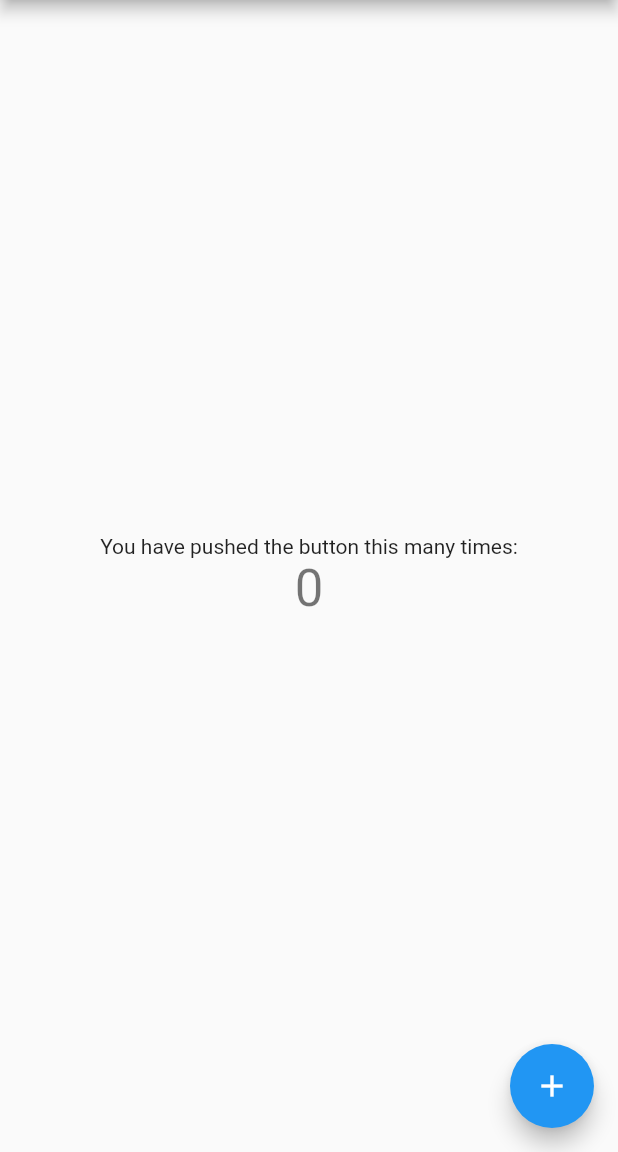
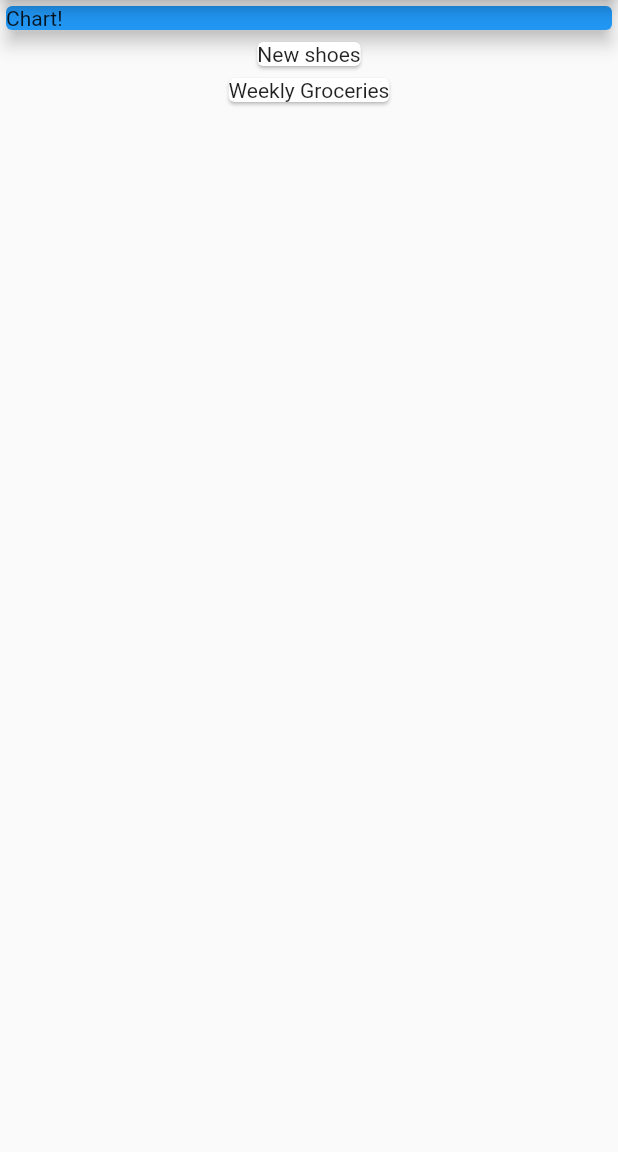
Before and after one commit to payafterwork/Expense-Earning-Tracker-App-for-Android-iOS-both-in-single-codebase-built-with-Flutter-Dart, a Flutter app: the screen it shows after launch, on a phone screen of 412 x 824 dp, the part 84-1236 px from its top. Run offline on Flutter 3.47's test engine with Material 2 defaults, Android fonts, the phone set to English and light mode, and no system bars.

```diff
--- a/lib/main.dart
+++ b/lib/main.dart
@@ -1,23 +1,14 @@
+import 'package:expense/transaction.dart';
 import 'package:flutter/material.dart';
-
+import './transaction.dart';
 void main() => runApp(MyApp());
 
 class MyApp extends StatelessWidget {
-  // This widget is the root of your application.
   @override
   Widget build(BuildContext context) {
     return MaterialApp(
       title: 'Flutter Demo',
       theme: ThemeData(
-        // This is the theme of your application.
-        //
-        // Try running your application with "flutter run". You'll see the
-        // application has a blue toolbar. Then, without quitting the app, try
-        // changing the primarySwatch below to Colors.green and then invoke
-        // "hot reload" (press "r" in the console where you ran "flutter run",
-        // or simply save your changes to "hot reload" in a Flutter IDE).
-        // Notice that the counter didn't reset back to zero; the application
-        // is not restarted.
         primarySwatch: Colors.blue,
       ),
       home: MyHomePage(title: 'Flutter Demo Home Page'),
@@ -28,15 +19,6 @@ class MyApp extends StatelessWidget {
 class MyHomePage extends StatefulWidget {
   MyHomePage({Key key, this.title}) : super(key: key);
 
-  // This widget is the home page of your application. It is stateful, meaning
-  // that it has a State object (defined below) that contains fields that affect
-  // how it looks.
-
-  // This class is the configuration for the state. It holds the values (in this
-  // case the title) provided by the parent (in this case the App widget) and
-  // used by the build method of the State. Fields in a Widget subclass are
-  // always marked "final".
-
   final String title;
 
   @override
@@ -44,68 +26,53 @@ class MyHomePage extends StatefulWidget {
 }
 
 class _MyHomePageState extends State<MyHomePage> {
-  int _counter = 0;
+  final List<Transaction> transactions = [
+    Transaction(
+      id:'t1',
+      title: 'New shoes',
+      amount: 69.99,
+      date: DateTime.now()
+    ),
+    Transaction(
+      id:'t2',
+      title: 'Weekly Groceries',
+      amount: 16.99,
+      date: DateTime.now()
+    ),
 
-  void _incrementCounter() {
-    setState(() {
-      // This call to setState tells the Flutter framework that something has
-      // changed in this State, which causes it to rerun the build method below
-      // so that the display can reflect the updated values. If we changed
-      // _counter without calling setState(), then the build method would not be
-      // called again, and so nothing would appear to happen.
-      _counter++;
-    });
-  }
-
+  ];
   @override
   Widget build(BuildContext context) {
-    // This method is rerun every time setState is called, for instance as done
-    // by the _incrementCounter method above.
-    //
-    // The Flutter framework has been optimized to make rerunning build methods
-    // fast, so that you can just rebuild anything that needs updating rather
-    // than having to individually change instances of widgets.
     return Scaffold(
       appBar: AppBar(
-        // Here we take the value from the MyHomePage object that was created by
-        // the App.build method, and use it to set our appbar title.
         title: Text(widget.title),
       ),
-      body: Center(
-        // Center is a layout widget. It takes a single child and positions it
-        // in the middle of the parent.
-        child: Column(
-          // Column is also layout widget. It takes a list of children and
-          // arranges them vertically. By default, it sizes itself to fit its
-          // children horizontally, and tries to be as tall as its parent.
-          //
-          // Invoke "debug painting" (press "p" in the console, choose the
-          // "Toggle Debug Paint" action from the Flutter Inspector in Android
-          // Studio, or the "Toggle Debug Paint" command in Visual Studio Code)
-          // to see the wireframe for each widget.
-          //
-          // Column has various properties to control how it sizes itself and
-          // how it positions its children. Here we use mainAxisAlignment to
-          // center the children vertically; the main axis here is the vertical
-          // axis because Columns are vertical (the cross axis would be
-          // horizontal).
-          mainAxisAlignment: MainAxisAlignment.center,
-          children: <Widget>[
-            Text(
-              'You have pushed the button this many times:',
-            ),
-            Text(
-              '$_counter',
-              style: Theme.of(context).textTheme.display1,
-            ),
-          ],
-        ),
+      body:
+      Column(
+        mainAxisAlignment: MainAxisAlignment.start,
+        crossAxisAlignment: CrossAxisAlignment.stretch,
+          children: <Widget> [
+            Container(
+              width: double.infinity,
+              child: Card
+              ( color: Colors.blue,
+                child: Text('Chart!'),
+                elevation: 5,
+              )
+
+              ),
+               Column(
+
+                  children: transactions.map((tx){
+                  return Card(
+                  child: Text(tx.title),
+                   );
+                }).toList(), //Now each transaction will be represented as widget
+              ),
+           ],
       ),
-      floatingActionButton: FloatingActionButton(
-        onPressed: _incrementCounter,
-        tooltip: 'Increment',
-        child: Icon(Icons.add),
-      ), // This trailing comma makes auto-formatting nicer for build methods.
+// This trailing comma makes auto-formatting nicer for build methods.
+
     );
   }
 }
--- /dev/null
+++ b/lib/transaction.dart
@@ -0,0 +1,13 @@
+import 'package:flutter/foundation.dart';
+class Transaction{
+  final String id;
+  final String title;
+  final double amount;
+  final DateTime date;
+
+  Transaction({
+    @required this.id, //imported foundation.dart for @required
+    @required this.title,
+    @required this.amount,
+    @required this.date});
+}
```
